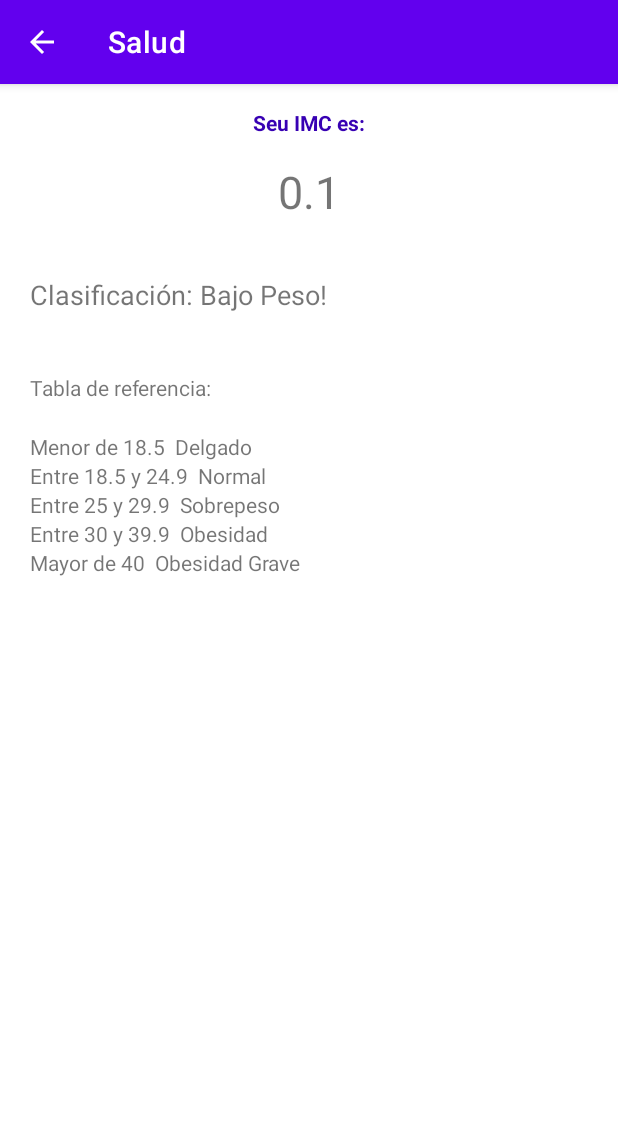
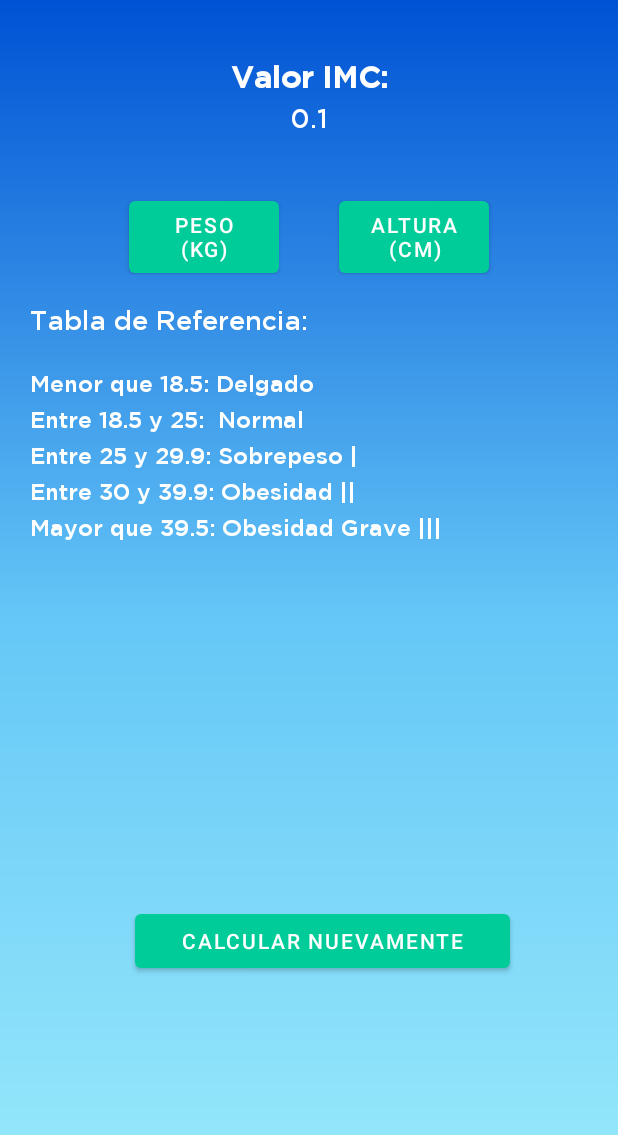
Before and after one commit to Aleksaso/Calculadora_IMC, an Android app: the ResultActivity screen opened directly, with no data from a screen before it, on a phone screen of 412 x 824 dp. Shown: the top 1135 px of the screen. Run offline under Robolectric (Android 15) with nearby library versions, the phone set to English and light mode, and no system bars; 2 statements that could not run were skipped.

Commit message:
add result

```diff
--- a/app/src/main/java/com/example/myapp/ResultActivity.kt
+++ b/app/src/main/java/com/example/myapp/ResultActivity.kt
@@ -1,17 +1,24 @@
 package com.example.myapp
 
+import android.content.Intent
 import androidx.appcompat.app.AppCompatActivity
 import android.os.Bundle
 import android.view.MenuItem
+import android.widget.Button
 import android.widget.TextView
-
 class ResultActivity : AppCompatActivity() {
     override fun onCreate(savedInstanceState: Bundle?) {
         super.onCreate(savedInstanceState)
         setContentView(R.layout.activity_result)
 
-        supportActionBar?.setHomeButtonEnabled(true)
-        supportActionBar?.setDisplayHomeAsUpEnabled(true)
+        val btnVoltar = findViewById<Button>(R.id.btnVoltar)
+
+        btnVoltar.setOnClickListener{
+            val intent = Intent(this, MainActivity::class.java)
+            startActivity(intent)
+        }
+        //supportActionBar?.setHomeButtonEnabled(true)
+        supportActionBar?.setDisplayHomeAsUpEnabled(false)
 
         val txvResult = findViewById<TextView>(R.id.textView_result)
         val tvClasificacion = findViewById<TextView>(R.id.textView_clasificacion)
--- /dev/null
+++ b/app/src/main/res/drawable/bg_color.xml
@@ -0,0 +1,10 @@
+<?xml version="1.0" encoding="utf-8"?>
+<shape xmlns:android="http://schemas.android.com/apk/res/android">
+    <gradient
+        android:angle="90"
+        android:startColor="#9CECFB"
+        android:centerColor="#65C7F7"
+        android:endColor="#0052D4"
+
+        />
+</shape>
--- a/app/src/main/res/layout/activity_result.xml
+++ b/app/src/main/res/layout/activity_result.xml
@@ -4,63 +4,125 @@
     xmlns:tools="http://schemas.android.com/tools"
     android:layout_width="match_parent"
     android:layout_height="match_parent"
+    android:background="@drawable/bg_color"
     android:orientation="vertical"
     tools:context=".ResultActivity">
 
     <TextView
-        android:textColor="@color/purple_700"
-        android:layout_marginTop="16dp"
+        android:layout_width="match_parent"
+        android:textAlignment="center"
+        android:layout_height="wrap_content"
+        android:layout_marginTop="40dp"
+        android:text="Valor IMC:"
+        android:textSize="20dp"
         android:textStyle="bold"
-        android:textAlignment="center"
-        android:text="Seu IMC es:"
-        android:layout_width="match_parent"
-        android:layout_height="wrap_content"/>
+        android:fontFamily="@font/gotham_medium"
+        android:textColor="@color/white"/>
 
     <TextView
         android:id="@+id/textView_result"
         android:layout_width="match_parent"
         android:textAlignment="center"
-        android:padding="16dp"
         android:layout_height="wrap_content"
         tools:text="27.1025"
-        android:textSize="30sp" />
+        android:fontFamily="@font/gotham_medium"
+        android:textColor="@color/white"
+        android:textSize="18sp"
+        android:paddingTop="6dp"/>
+    <TextView
+        android:id="@+id/textView_Clasificacion"
+        android:layout_width="match_parent"
+        android:textAlignment="center"
+        android:layout_height="wrap_content"
+        tools:text="Normal"
+        android:textColor="@color/white"
+        android:textSize="13sp"
+        android:paddingBottom="6dp"/>
 
-    <TextView
-        android:id="@+id/textView_clasificacion"
+    <LinearLayout
         android:layout_width="match_parent"
         android:layout_height="wrap_content"
-        android:layout_margin="20dp"
-        tools:text="Clasificación Normal"
-        android:textSize="18sp"/>
+        android:orientation="horizontal"
+        android:gravity="center">
+
+        <Button
+            android:id="@+id/button1"
+            android:text="Peso (Kg)"
+            android:layout_marginTop="10dp"
+            android:layout_width="100dp"
+            android:layout_height="60dp"
+            android:layout_marginEnd="20dp"/>
+
+        <Button
+            android:id="@+id/button2"
+            android:text="Altura (cm)"
+            android:layout_marginTop="10dp"
+            android:layout_width="100dp"
+            android:layout_height="60dp"
+            android:layout_marginStart="20dp"/>
+
+    </LinearLayout>
+
+
     <TextView
         android:layout_width="wrap_content"
         android:layout_height="wrap_content"
         android:layout_margin="20dp"
-        android:text="Tabla de referencia:"/>
+        android:text="Tabla de Referencia:"
+        android:textColor="@color/white"
+        android:textSize="18dp"
+        android:fontFamily="@font/gotham_medium"/>
     <TextView
         android:layout_width="wrap_content"
         android:layout_height="wrap_content"
         android:layout_marginStart="20dp"
-        android:text="Menor de 18.5  Delgado"/>
+        android:text="Menor que 18.5: Delgado"
+        android:textColor="@color/white"
+        android:textSize="15dp"
+        android:layout_marginVertical="3dp"
+        android:fontFamily="@font/gotham_medium"/>
     <TextView
         android:layout_width="wrap_content"
         android:layout_height="wrap_content"
         android:layout_marginStart="20dp"
-        android:text="Entre 18.5 y 24.9  Normal"/>
+        android:text="Entre 18.5 y 25:  Normal"
+        android:textColor="@color/white"
+        android:textSize="15dp"
+        android:layout_marginVertical="3dp"
+        android:fontFamily="@font/gotham_medium"/>
     <TextView
         android:layout_width="wrap_content"
         android:layout_height="wrap_content"
         android:layout_marginStart="20dp"
-        android:text="Entre 25 y 29.9  Sobrepeso"/>
+        android:text="Entre 25 y 29.9: Sobrepeso |"
+        android:textColor="@color/white"
+        android:textSize="15dp"
+        android:layout_marginVertical="3dp"
+        android:fontFamily="@font/gotham_medium"/>
     <TextView
         android:layout_width="wrap_content"
         android:layout_height="wrap_content"
         android:layout_marginStart="20dp"
-        android:text="Entre 30 y 39.9  Obesidad"/>
+        android:text="Entre 30 y 39.9: Obesidad ||"
+        android:textColor="@color/white"
+        android:textSize="15dp"
+        android:layout_marginVertical="3dp"
+        android:fontFamily="@font/gotham_medium"/>
     <TextView
         android:layout_width="wrap_content"
         android:layout_height="wrap_content"
         android:layout_marginStart="20dp"
-        android:text="Mayor de 40  Obesidad Grave"/>
+        android:text="Mayor que 39.5: Obesidad Grave |||"
+        android:textColor="@color/white"
+        android:textSize="15dp"
+        android:layout_marginVertical="3dp"
+        android:fontFamily="@font/gotham_medium"/>
 
+    <Button
+        android:id="@+id/btnVoltar"
+        android:layout_width="250dp"
+        android:layout_height="wrap_content"
+        android:layout_marginTop="240dp"
+        android:layout_marginStart="90dp"
+        android:text="Calcular Nuevamente"/>
 </LinearLayout>
--- a/app/src/main/res/values/colors.xml
+++ b/app/src/main/res/values/colors.xml
@@ -1,6 +1,6 @@
 <?xml version="1.0" encoding="utf-8"?>
 <resources>
-    <color name="black">#FF000000</color>
+    <color name="black">#FFFFFFFF</color>
     <color name="white">#FFFFFFFF</color>
     <color name="purple_200">#FFBB86FC</color>
     <color name="purple_500">#FF6200EE</color>
--- a/app/src/main/res/values/strings.xml
+++ b/app/src/main/res/values/strings.xml
@@ -1,5 +1,5 @@
 <resources>
-    <string name="app_name">Salud</string>
+    <string name="app_name">IMCchecK</string>
     <string name="message">Calcular IMC!</string>
     <string name="message_clasificacion">Clasificación: %1$s!</string>
 </resources>
--- a/app/src/main/res/values/themes.xml
+++ b/app/src/main/res/values/themes.xml
@@ -1,16 +1,16 @@
 <resources xmlns:tools="http://schemas.android.com/tools">
     <!-- Base application theme. -->
-    <style name="Base.Theme.MyApp" parent="Theme.MaterialComponents.DayNight.DarkActionBar">
+    <style name="Base.Theme.MyApp" parent="Theme.MaterialComponents.DayNight.NoActionBar">
         <!-- Primary brand color. -->
-        <item name="colorPrimary">@color/purple_500</item>
+        <item name="colorPrimary">#00cc99</item>
         <item name="colorPrimaryVariant">@color/purple_700</item>
         <item name="colorOnPrimary">@color/white</item>
         <!-- Secondary brand color. -->
         <item name="colorSecondary">@color/teal_200</item>
         <item name="colorSecondaryVariant">@color/teal_700</item>
-        <item name="colorOnSecondary">@color/black</item>
+        <item name="colorOnSecondary">#FFFFFFFF</item>
         <!-- Status bar color. -->
-        <item name="android:statusBarColor">?attr/colorPrimaryVariant</item>
+        <item name="android:statusBarColor">#636363</item>
         <!-- Customize your theme here. -->
     </style>
 
```
Also changed, not shown: app/src/main/AndroidManifest.xml (+5 -3 lines), app/src/main/java/com/example/myapp/HomeActivity.kt (added, +23 -0 lines), app/src/main/java/com/example/myapp/MainActivity.kt (+5 -5 lines), app/src/main/res/layout/activity_home.xml (added, +53 -0 lines), app/src/main/res/layout/activity_main.xml (+41 -8 lines), app/src/main/res/drawable/persona.png (added), app/src/main/res/drawable/portada2.png (added), app/src/main/res/font/boeing.ttf (added), app/src/main/res/font/gotham_medium.TTF (added), app/src/main/res/font/lugate.otf (added), app/src/main/res/font/opensans_bold.ttf (added), app/src/main/res/font/opensans_condensed_bold.ttf (added), app/src/main/res/font/opensans_medium.ttf (added).
